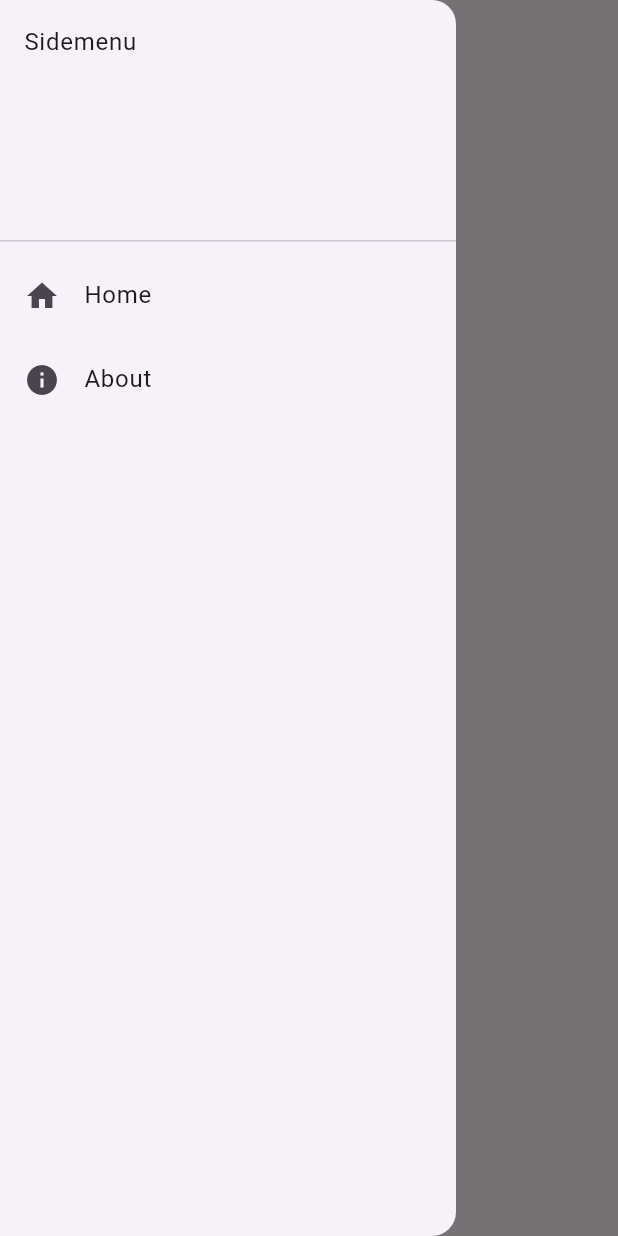
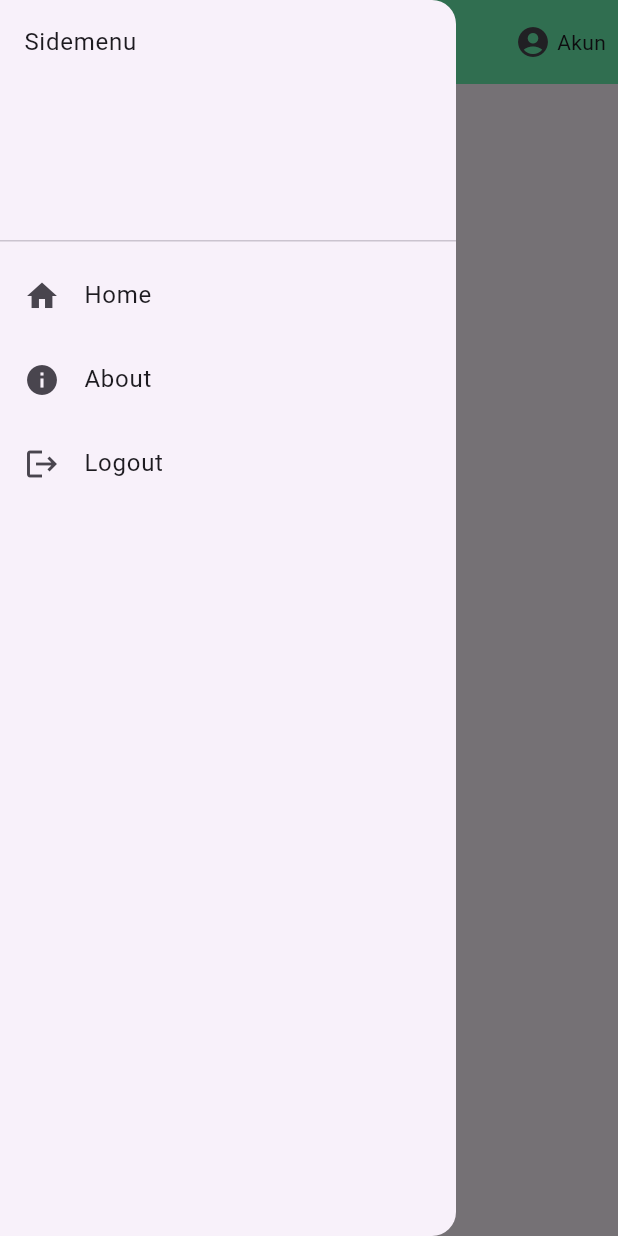
Before and after one commit to adysepn/tugas-3, a Flutter app: the HomePage screen opened directly, with the side drawer open, on a phone screen of 412 x 824 dp. Run offline on Flutter 3.47's test engine with Material 2 defaults, Android fonts, the phone set to English and light mode, and no system bars; our stand-ins replace shared_preferences; accounts and stored records are empty.

```diff
--- a/lib/about_page.dart
+++ b/lib/about_page.dart
@@ -9,6 +9,7 @@ class AboutPage extends StatelessWidget {
     return Scaffold(
       appBar: AppBar(
         title: const Text('About Page'),
+        backgroundColor: Colors.greenAccent,
       ),
       body: const Center(
         child: Text('ini adalah halaman About'),
--- a/lib/home_page.dart
+++ b/lib/home_page.dart
@@ -1,6 +1,7 @@
 import 'package:flutter/material.dart';
 import 'package:pertemuan3/sidemenu.dart';
 import 'package:shared_preferences/shared_preferences.dart';
+import 'package:pertemuan3/account_page.dart';
 
 class HomePage extends StatefulWidget {
   const HomePage({super.key});
@@ -10,19 +11,38 @@ class HomePage extends StatefulWidget {
 }
 
 class _HomePageState extends State<HomePage> {
-  var namauser;
-  void _loadUsername() async {
+  var namauser, password;
+  void _loadAccount() async {
     SharedPreferences prefs = await SharedPreferences.getInstance();
     namauser = prefs.getString('username');
+    password = prefs.getString('password');
     setState(() {});
   }
 
   @override
   Widget build(BuildContext context) {
-    _loadUsername();
+    _loadAccount();
     return Scaffold(
       appBar: AppBar(
         title: const Text('Home Page'),
+        backgroundColor: Colors.greenAccent,
+        actions: <Widget>[
+          InkWell(
+            onTap: () {
+              Navigator.of(context).push(
+                MaterialPageRoute(builder: (context) => AccountPage()),
+              );
+            },
+            child: const Row(
+              children: [
+                Icon(Icons.account_circle), // Icon profil
+                SizedBox(width: 4), // Spasi antara ikon dan teks
+                Text('Akun'),
+                SizedBox(width: 8),
+              ],
+            ),
+          )
+        ],
       ),
       body: Center(
         child: Text('Ini adalah halaman User $namauser'),
```
Also changed, not shown: lib/account_page.dart (added, +15 -0 lines), lib/login_page.dart (+9 -4 lines), lib/sidemenu.dart (+43 -0 lines).
